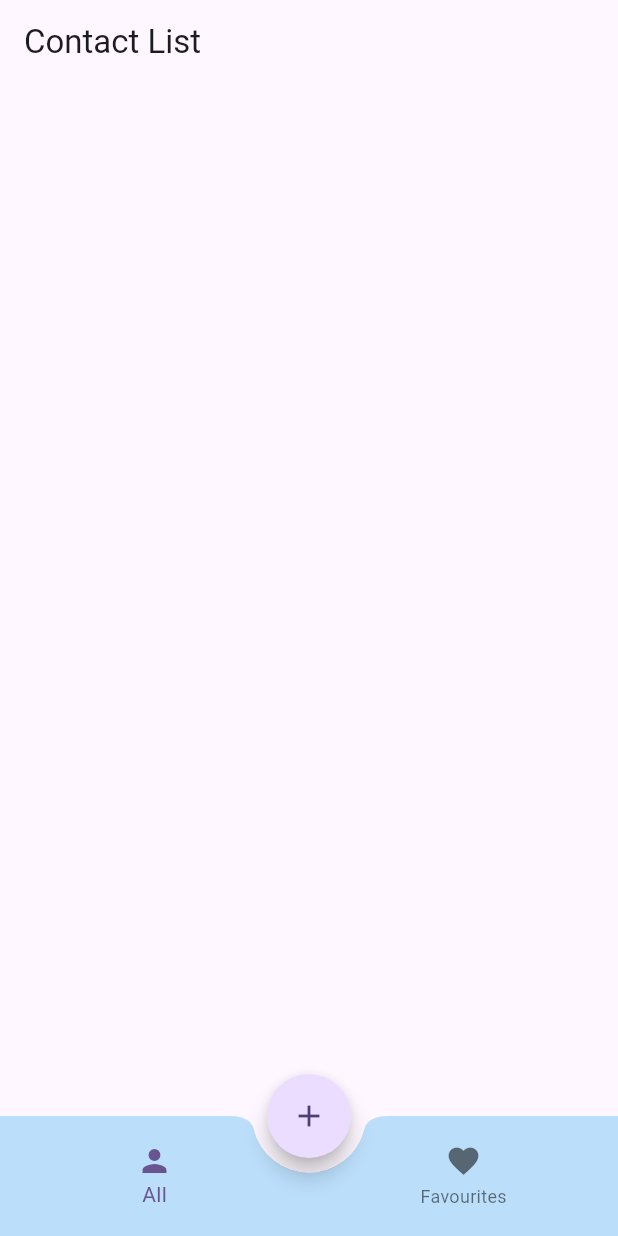
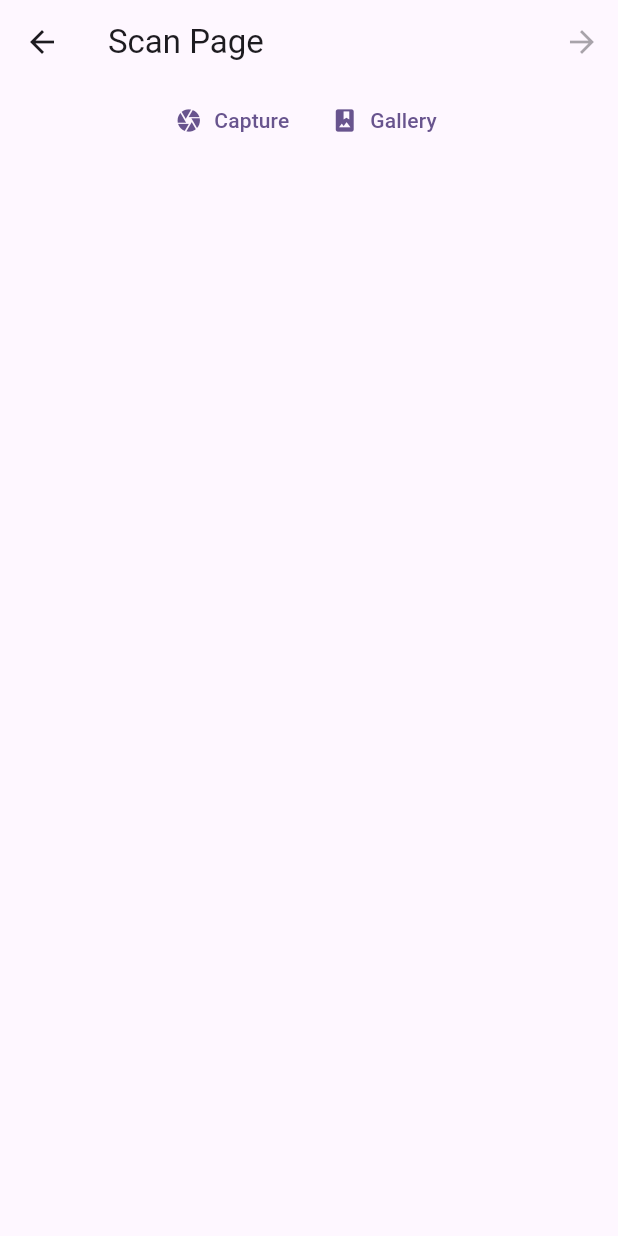
Before and after one commit to Txxxthless/FlutterVCard, a Flutter app: the screen it shows after launch, after a tap on the "add" icon, on a phone screen of 412 x 824 dp. Run offline on Flutter 3.47's test engine with Material 3 defaults, Android fonts, the light colour scheme and no system bars; our stand-ins replace flutter_easyloading, go_router, image_picker; missing offline and left inert: google_mlkit_text_recognition.

Commit message:
feat: created scan page

```diff
--- a/lib/main.dart
+++ b/lib/main.dart
@@ -1,5 +1,9 @@
 import 'package:flutter/material.dart';
+import 'package:flutter_easyloading/flutter_easyloading.dart';
+import 'package:flutter_v_card/models/contact_model.dart';
+import 'package:flutter_v_card/pages/form_page.dart';
 import 'package:flutter_v_card/pages/home_page.dart';
+import 'package:flutter_v_card/pages/scan_page.dart';
 import 'package:go_router/go_router.dart';
 
 void main() {
@@ -16,6 +20,7 @@ class MyApp extends StatelessWidget {
     return MaterialApp.router(
       routerConfig: _router,
       title: 'Flutter Demo',
+      builder: EasyLoading.init(),
       theme: ThemeData(
         colorScheme: ColorScheme.fromSeed(seedColor: Colors.deepPurple),
         useMaterial3: true,
@@ -30,6 +35,22 @@ class MyApp extends StatelessWidget {
         name: HomePage.routeName,
         path: HomePage.routeName,
         builder: (context, state) => HomePage(),
+        routes: [
+          GoRoute(
+            name: ScanPage.routeName,
+            path: ScanPage.routeName,
+            builder: (context, state) => ScanPage(),
+            routes: [
+              GoRoute(
+                name: FormPage.routeName,
+                path: FormPage.routeName,
+                builder: (context, state) => FormPage(
+                  contactModel: state.extra! as ContactModel,
+                ),
+              ),
+            ],
+          ),
+        ],
       ),
     ],
   );
--- /dev/null
+++ b/lib/models/contact_model.dart
@@ -0,0 +1,25 @@
+class ContactModel {
+  int id;
+  String name;
+  String mobile;
+  String email;
+  String address;
+  String company;
+  String designation;
+  String website;
+  String image;
+  bool favorite;
+
+  ContactModel({
+    this.id = -1,
+    required this.name,
+    required this.mobile,
+    this.email = '',
+    this.address = '',
+    this.company = '',
+    this.designation = '',
+    this.website = '',
+    this.image = '',
+    this.favorite = false,
+  });
+}
--- a/lib/pages/home_page.dart
+++ b/lib/pages/home_page.dart
@@ -1,4 +1,6 @@
 import 'package:flutter/material.dart';
+import 'package:flutter_v_card/pages/scan_page.dart';
+import 'package:go_router/go_router.dart';
 
 class HomePage extends StatefulWidget {
   static const String routeName = '/';
@@ -21,7 +23,9 @@ class _HomePageState extends State<HomePage> {
       ),
       floatingActionButtonLocation: FloatingActionButtonLocation.centerDocked,
       floatingActionButton: FloatingActionButton(
-        onPressed: () {},
+        onPressed: () {
+          context.goNamed(ScanPage.routeName);
+        },
         shape: const CircleBorder(),
         child: const Icon(Icons.add),
       ),
--- /dev/null
+++ b/lib/pages/scan_page.dart
@@ -0,0 +1,303 @@
+import 'dart:io';
+
+import 'package:flutter/material.dart';
+import 'package:flutter_easyloading/flutter_easyloading.dart';
+import 'package:flutter_v_card/models/contact_model.dart';
+import 'package:flutter_v_card/pages/form_page.dart';
+import 'package:flutter_v_card/utils/constants.dart';
+import 'package:google_mlkit_text_recognition/google_mlkit_text_recognition.dart';
+import 'package:image_picker/image_picker.dart';
+import 'package:go_router/go_router.dart';
+
+class ScanPage extends StatefulWidget {
+  static const String routeName = 'scan';
+  const ScanPage({super.key});
+
+  @override
+  State<ScanPage> createState() => _ScanPageState();
+}
+
+class _ScanPageState extends State<ScanPage> {
+  bool isScanOver = false;
+  List<String> lines = [];
+  String name = '';
+  String mobile = '';
+  String email = '';
+  String address = '';
+  String company = '';
+  String designation = '';
+  String website = '';
+  String image = '';
+
+  @override
+  Widget build(BuildContext context) {
+    return Scaffold(
+      appBar: AppBar(
+        title: const Text('Scan Page'),
+        actions: [
+          IconButton(
+            onPressed: image.isEmpty ? null : createContact,
+            icon: const Icon(Icons.arrow_forward),
+          ),
+        ],
+      ),
+      body: ListView(
+        children: [
+          Row(
+            mainAxisAlignment: MainAxisAlignment.center,
+            children: [
+              TextButton.icon(
+                onPressed: () {
+                  getImage(ImageSource.camera);
+                },
+                icon: const Icon(
+                  Icons.camera,
+                ),
+                label: const Text('Capture'),
+              ),
+              TextButton.icon(
+                onPressed: () {
+                  getImage(ImageSource.gallery);
+                },
+                icon: const Icon(
+                  Icons.photo_album,
+                ),
+                label: const Text('Gallery'),
+              ),
+            ],
+          ),
+          if (isScanOver)
+            Card(
+              child: Padding(
+                padding: const EdgeInsets.all(8),
+                child: Column(
+                  children: [
+                    DragTargetItem(
+                      property: ContactProperties.name,
+                      onDrop: getPropertyValue,
+                    ),
+                    DragTargetItem(
+                      property: ContactProperties.mobile,
+                      onDrop: getPropertyValue,
+                    ),
+                    DragTargetItem(
+                      property: ContactProperties.email,
+                      onDrop: getPropertyValue,
+                    ),
+                    DragTargetItem(
+                      property: ContactProperties.company,
+                      onDrop: getPropertyValue,
+                    ),
+                    DragTargetItem(
+                      property: ContactProperties.designation,
+                      onDrop: getPropertyValue,
+                    ),
+                    DragTargetItem(
+                      property: ContactProperties.address,
+                      onDrop: getPropertyValue,
+                    ),
+                    DragTargetItem(
+                      property: ContactProperties.website,
+                      onDrop: getPropertyValue,
+                    ),
+                  ],
+                ),
+              ),
+            ),
+          if (isScanOver)
+            const Padding(
+              padding: EdgeInsets.all(8),
+              child: Text(hint),
+            ),
+          Wrap(
+            children: lines.map((line) => LineItem(line: line)).toList(),
+          ),
+        ],
+      ),
+    );
+  }
+
+  getImage(ImageSource source) async {
+    final xFile = await ImagePicker().pickImage(
+      source: source,
+    );
+
+    if (xFile != null) {
+      setState(() {
+        image = xFile.path;
+      });
+      EasyLoading.show(status: 'Please wait');
+      final textRecognizer = TextRecognizer(
+        script: TextRecognitionScript.latin,
+      );
+
+      final recognizedText = await textRecognizer.processImage(
+        InputImage.fromFile(
+          File(xFile.path),
+        ),
+      );
+
+      final tempList = <String>[];
+
+      for (var block in recognizedText.blocks) {
+        for (var line in block.lines) {
+          tempList.add(line.text);
+        }
+      }
+
+      setState(() {
+        lines = tempList;
+        isScanOver = true;
+      });
+
+      EasyLoading.dismiss();
+    }
+  }
+
+  getPropertyValue(String property, String value) {
+    switch (property) {
+      case ContactProperties.name:
+        name = value;
+        break;
+      case ContactProperties.mobile:
+        mobile = value;
+        break;
+      case ContactProperties.email:
+        email = value;
+        break;
+      case ContactProperties.company:
+        company = value;
+        break;
+      case ContactProperties.designation:
+        designation = value;
+        break;
+      case ContactProperties.address:
+        address = value;
+        break;
+      case ContactProperties.website:
+        website = value;
+        break;
+    }
+  }
+
+  createContact() {
+    final contact = ContactModel(
+      name: name,
+      mobile: mobile,
+      email: email,
+      address: address,
+      company: company,
+      designation: designation,
+      website: website,
+      image: image,
+    );
+
+    context.goNamed(FormPage.routeName, extra: contact);
+  }
+}
+
+class LineItem extends StatelessWidget {
+  final String line;
+  const LineItem({super.key, required this.line});
+
+  @override
+  Widget build(BuildContext context) {
+    return LongPressDraggable(
+      data: line,
+      dragAnchorStrategy: childDragAnchorStrategy,
+      feedback: Container(
+        padding: const EdgeInsets.all(8.0),
+        decoration: const BoxDecoration(
+          color: Colors.black45,
+        ),
+        key: GlobalKey(),
+        child: Text(
+          line,
+          style: Theme.of(
+            context,
+          ).textTheme.titleMedium!.copyWith(
+                color: Colors.white,
+              ),
+        ),
+      ),
+      child: Chip(
+        label: Text(line),
+      ),
+    );
+  }
+}
+
+class DragTargetItem extends StatefulWidget {
+  final String property;
+  final Function(String, String) onDrop;
+  const DragTargetItem({
+    super.key,
+    required this.property,
+    required this.onDrop,
+  });
+
+  @override
+  State<DragTargetItem> createState() => _DragTargetItemState();
+}
+
+class _DragTargetItemState extends State<DragTargetItem> {
+  String dragItem = '';
+
+  @override
+  Widget build(BuildContext context) {
+    return Row(
+      children: [
+        Expanded(
+          flex: 1,
+          child: Text(widget.property),
+        ),
+        Expanded(
+          flex: 2,
+          child: DragTarget<String>(
+            builder: (context, candidateData, rejectedData) => Container(
+              padding: const EdgeInsets.all(8),
+              decoration: BoxDecoration(
+                  border: candidateData.isNotEmpty
+                      ? Border.all(
+                          color: Colors.red,
+                          width: 2,
+                        )
+                      : null),
+              child: Row(
+                children: [
+                  Expanded(
+                    child: Text(
+                      dragItem.isEmpty ? 'Drop here' : dragItem,
+                    ),
+                  ),
+                  if (dragItem.isNotEmpty)
+                    InkWell(
+                      onTap: () {
+                        setState(() {
+                          dragItem = '';
+                        });
+                      },
+                      child: const Icon(
+                        Icons.clear,
+                        size: 15,
+                      ),
+                    ),
+                ],
+              ),
+            ),
+            onAccept: (value) {
+              setState(() {
+                if (dragItem.isEmpty) {
+                  dragItem = value;
+                } else {
+                  dragItem += ' $value';
+                }
+                widget.onDrop(widget.property, dragItem);
+              });
+            },
+          ),
+        ),
+      ],
+    );
+  }
+}
--- /dev/null
+++ b/lib/utils/constants.dart
@@ -0,0 +1,11 @@
+abstract final class ContactProperties {
+  static const String name = 'Name';
+  static const String mobile = 'Mobile';
+  static const String email = 'Email';
+  static const String address = 'Address';
+  static const String company = 'Company';
+  static const String designation = 'Designation';
+  static const String website = 'Website';
+}
+
+const String hint = 'Long press and Drag each item into the appropriate box';
```
Also changed, not shown: lib/pages/form_page.dart (added, +22 -0 lines).
